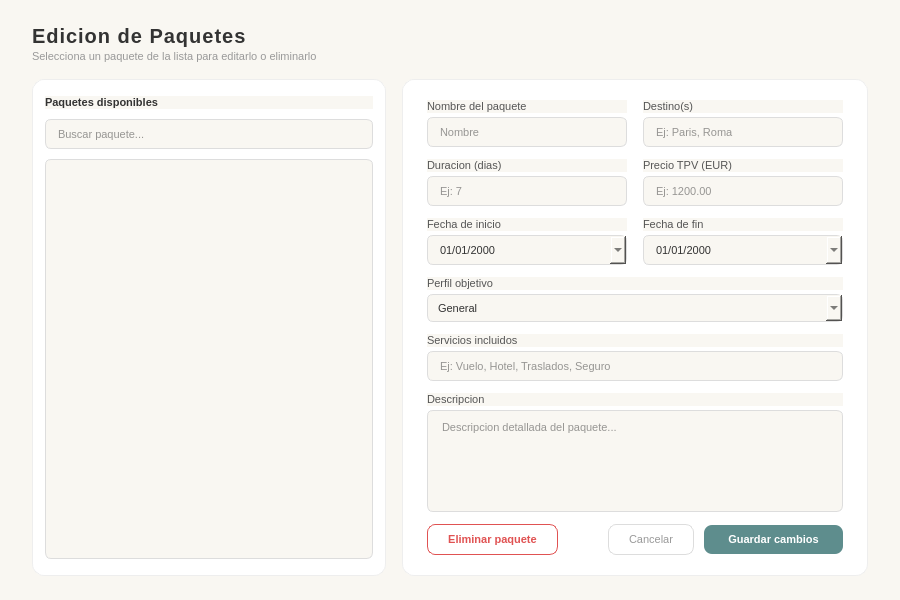
This is src/vista/ui/vistaEditar.ui in laraanton/InSo as Qt 5 draws it before an edit. The edited form follows.
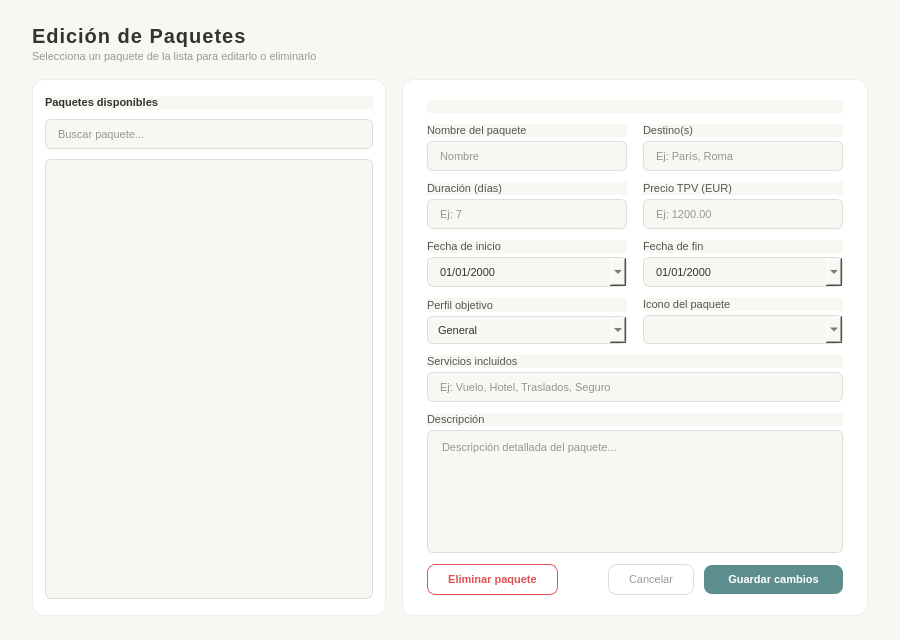
This is the edited form.

The edit to the form file:
```diff
--- a/src/vista/ui/vistaEditar.ui
+++ b/src/vista/ui/vistaEditar.ui
@@ -3,7 +3,7 @@
  <class>VentanaEditar</class>
  <widget class="QWidget" name="VentanaEditar">
   <property name="geometry">
-   <rect><x>0</x><y>0</y><width>900</width><height>600</height></rect>
+   <rect><x>0</x><y>0</y><width>900</width><height>640</height></rect>
   </property>
   <property name="styleSheet">
    <string notr="true">
@@ -55,9 +55,21 @@
     font-size: 11px;
     color: #333333;
 }
+QComboBox#comboEmoji {
+    font-size: 13px;
+}
 QComboBox:focus {
     border: 1px solid #5e8d8d;
 }
+QComboBox QAbstractItemView {
+    background-color: #ffffff;
+    border: 1px solid #dddddd;
+    border-radius: 6px;
+    selection-background-color: #5e8d8d;
+    selection-color: white;
+    font-size: 13px;
+    padding: 4px;
+}
 QListWidget {
     background-color: #f9f7f2;
     border: 1px solid #dddddd;
@@ -116,6 +128,10 @@
     font-size: 11px;
     font-weight: bold;
 }
+QLabel#lblAviso {
+    font-size: 11px;
+    font-weight: bold;
+}
 QScrollBar:vertical {
     background: #f9f7f2;
     width: 6px;
@@ -145,7 +161,7 @@
        <property name="spacing"><number>2</number></property>
        <item>
         <widget class="QLabel" name="lblSeccionTitulo">
-         <property name="text"><string>Edicion de Paquetes</string></property>
+         <property name="text"><string>Edición de Paquetes</string></property>
         </widget>
        </item>
        <item>
@@ -213,7 +229,16 @@
         <property name="topMargin"><number>20</number></property>
         <property name="rightMargin"><number>24</number></property>
         <property name="bottomMargin"><number>20</number></property>
-        <property name="spacing"><number>12</number></property>
+        <property name="spacing"><number>11</number></property>
+
+        <!-- Banner de aviso: paquete caducado (oculto por defecto) -->
+        <item>
+         <widget class="QLabel" name="lblAviso">
+          <property name="text"><string></string></property>
+          <property name="visible"><bool>false</bool></property>
+          <property name="wordWrap"><bool>true</bool></property>
+         </widget>
+        </item>
 
         <!-- Fila 1: Nombre + Destino -->
         <item>
@@ -230,7 +255,7 @@
            <layout class="QVBoxLayout">
             <property name="spacing"><number>4</number></property>
             <item><widget class="QLabel" name="lblDestino"><property name="text"><string>Destino(s)</string></property></widget></item>
-            <item><widget class="QLineEdit" name="inputDestino"><property name="placeholderText"><string>Ej: Paris, Roma</string></property></widget></item>
+            <item><widget class="QLineEdit" name="inputDestino"><property name="placeholderText"><string>Ej: París, Roma</string></property></widget></item>
            </layout>
           </item>
          </layout>
@@ -243,7 +268,7 @@
           <item>
            <layout class="QVBoxLayout">
             <property name="spacing"><number>4</number></property>
-            <item><widget class="QLabel" name="lblDuracion"><property name="text"><string>Duracion (dias)</string></property></widget></item>
+            <item><widget class="QLabel" name="lblDuracion"><property name="text"><string>Duración (días)</string></property></widget></item>
             <item><widget class="QLineEdit" name="inputDuracion"><property name="placeholderText"><string>Ej: 7</string></property></widget></item>
            </layout>
           </item>
@@ -278,7 +303,10 @@
          </layout>
         </item>
 
-        <!-- Perfil objetivo (Req_2, Req_27) -->
+        <!-- Fila 4: Perfil + Emoji -->
+        <item>
+         <layout class="QHBoxLayout">
+          <property name="spacing"><number>16</number></property>
         <item>
          <layout class="QVBoxLayout">
           <property name="spacing"><number>4</number></property>
@@ -296,6 +324,18 @@
           </item>
          </layout>
         </item>
+          <item>
+           <layout class="QVBoxLayout">
+            <property name="spacing"><number>4</number></property>
+            <item><widget class="QLabel" name="lblEmoji"><property name="text"><string>Icono del paquete</string></property></widget></item>
+            <item>
+             <!-- Las opciones se rellenan desde el código Python -->
+             <widget class="QComboBox" name="comboEmoji"/>
+            </item>
+           </layout>
+          </item>
+         </layout>
+        </item>
 
         <!-- Servicios incluidos -->
         <item>
@@ -306,15 +346,15 @@
          </layout>
         </item>
 
-        <!-- Descripcion -->
+        <!-- Descripción -->
         <item>
          <layout class="QVBoxLayout">
           <property name="spacing"><number>4</number></property>
-          <item><widget class="QLabel" name="lblDescripcion"><property name="text"><string>Descripcion</string></property></widget></item>
+          <item><widget class="QLabel" name="lblDescripcion"><property name="text"><string>Descripción</string></property></widget></item>
           <item>
            <widget class="QTextEdit" name="textDescripcion">
-            <property name="placeholderText"><string>Descripcion detallada del paquete...</string></property>
-            <property name="maximumHeight"><number>70</number></property>
+            <property name="placeholderText"><string>Descripción detallada del paquete...</string></property>
+            <property name="maximumHeight"><number>65</number></property>
            </widget>
           </item>
          </layout>
```
Left out of the diff: 4 changed lines with no effect on the pictures. Lines whose indentation alone changed are shown as unchanged.
